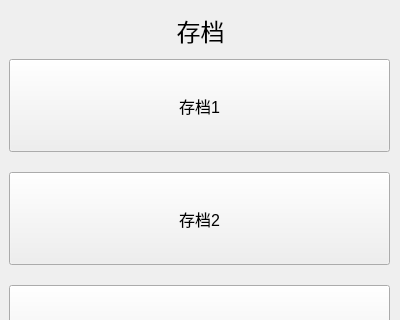
Above: src/action/savewidget.ui from SuohTheBest/Shapez-Qt before the change; both pictures show x 0 to 400 and y 0 to 320 of the 400 by 500 pixel window. Below: the same form after it.
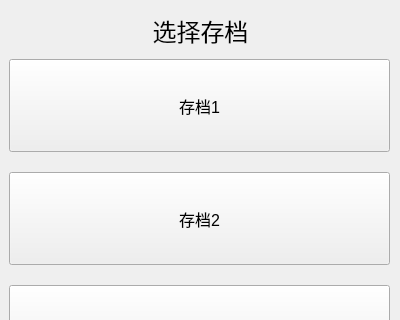
That is the form after the change.

Commit message: 2023-12-11 完成了存档与读取功能，修复了传送带物品移动的小bug，修复了drill无限生产物品的bug，运行的最好的一集🥰🥰

What changed in the file:
```diff
--- a/src/action/savewidget.ui
+++ b/src/action/savewidget.ui
@@ -29,7 +29,7 @@
     </font>
    </property>
    <property name="text">
-    <string>存档</string>
+    <string>选择存档</string>
    </property>
    <property name="alignment">
     <set>Qt::AlignCenter</set>
```
The commit also changes 13 other files.
